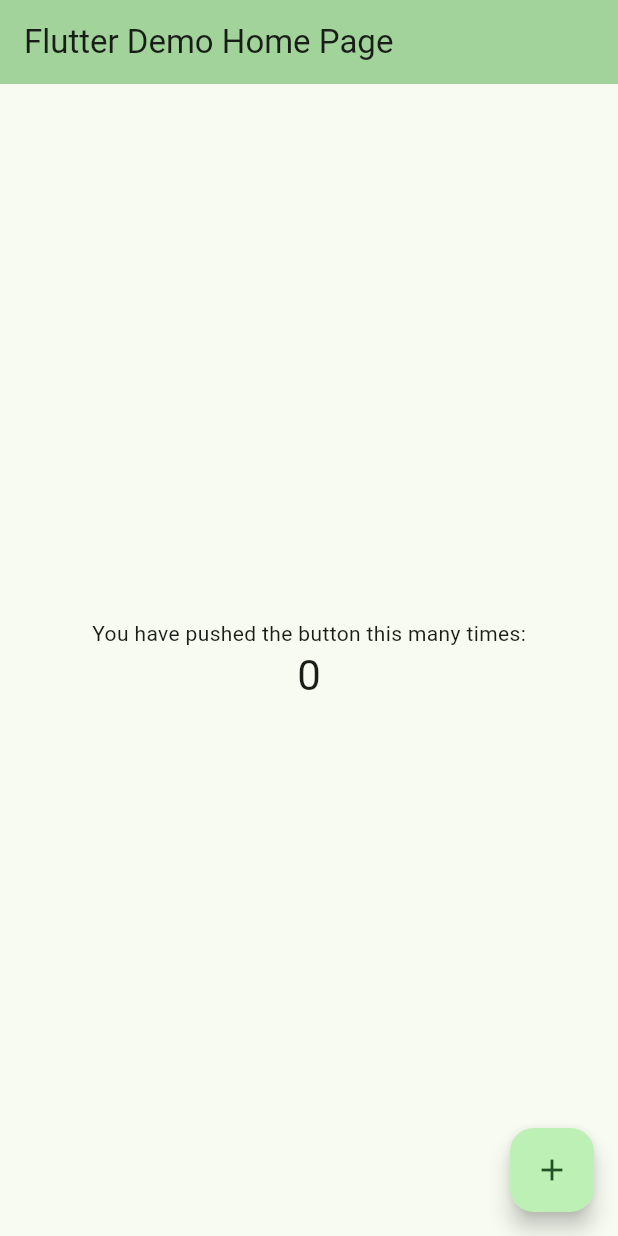
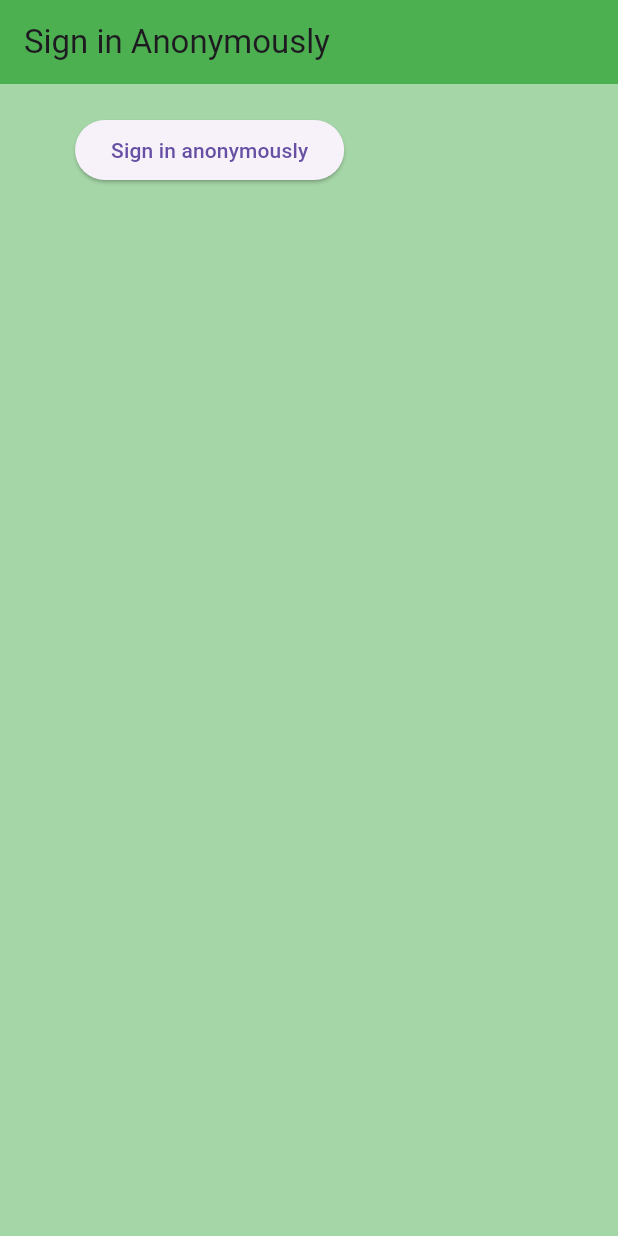
Before and after one commit to ThangWeiJie/MASSA-Mobile-App, a Flutter app: the screen it shows after launch, on a phone screen of 412 x 824 dp. Run offline on Flutter 3.47's test engine with Material 3 defaults, Android fonts, the light colour scheme and no system bars; our stand-ins replace firebase_auth, firebase_core; accounts and stored records are empty.

Commit message:
Experimental login code

```diff
--- a/lib/main.dart
+++ b/lib/main.dart
@@ -1,13 +1,12 @@
 import 'package:firebase_core/firebase_core.dart';
 import 'package:flutter/material.dart';
 import 'package:massa/firebase_options.dart';
+import 'package:massa/views/wrapper.dart';
 
 Future<void> main() async {
   WidgetsFlutterBinding.ensureInitialized();
 
-  await Firebase.initializeApp(
-        options: DefaultFirebaseOptions.currentPlatform,
-  );
+  await Firebase.initializeApp(options: DefaultFirebaseOptions.currentPlatform);
 
   runApp(const MyApp());
 }
@@ -15,116 +14,10 @@ Future<void> main() async {
 class MyApp extends StatelessWidget {
   const MyApp({super.key});
 
-  // This widget is the root of your application.
   @override
   Widget build(BuildContext context) {
     return MaterialApp(
-      title: 'Flutter Demo',
-      theme: ThemeData(
-        // This is the theme of your application.
-        //
-        // TRY THIS: Try running your application with "flutter run". You'll see
-        // the application has a purple toolbar. Then, without quitting the app,
-        // try changing the seedColor in the colorScheme below to Colors.green
-        // and then invoke "hot reload" (save your changes or press the "hot
-        // reload" button in a Flutter-supported IDE, or press "r" if you used
-        // the command line to start the app).
-        //
-        // Notice that the counter didn't reset back to zero; the application
-        // state is not lost during the reload. To reset the state, use hot
-        // restart instead.
-        //
-        // This works for code too, not just values: Most code changes can be
-        // tested with just a hot reload.
-        colorScheme: .fromSeed(seedColor: Colors.green),
-      ),
-      home: const MyHomePage(title: 'Flutter Demo Home Page'),
+      home: Wrapper(),
     );
   }
 }
-
-class MyHomePage extends StatefulWidget {
-  const MyHomePage({super.key, required this.title});
-
-  // This widget is the home page of your application. It is stateful, meaning
-  // that it has a State object (defined below) that contains fields that affect
-  // how it looks.
-
-  // This class is the configuration for the state. It holds the values (in this
-  // case the title) provided by the parent (in this case the App widget) and
-  // used by the build method of the State. Fields in a Widget subclass are
-  // always marked "final".
-
-  final String title;
-
-  @override
-  State<MyHomePage> createState() => _MyHomePageState();
-}
-
-class _MyHomePageState extends State<MyHomePage> {
-  int _counter = 0;
-
-  void _incrementCounter() {
-    setState(() {
-      // This call to setState tells the Flutter framework that something has
-      // changed in this State, which causes it to rerun the build method below
-      // so that the display can reflect the updated values. If we changed
-      // _counter without calling setState(), then the build method would not be
-      // called again, and so nothing would appear to happen.
-      _counter++;
-    });
-  }
-
-  @override
-  Widget build(BuildContext context) {
-    // This method is rerun every time setState is called, for instance as done
-    // by the _incrementCounter method above.
-    //
-    // The Flutter framework has been optimized to make rerunning build methods
-    // fast, so that you can just rebuild anything that needs updating rather
-    // than having to individually change instances of widgets.
-    return Scaffold(
-      appBar: AppBar(
-        // TRY THIS: Try changing the color here to a specific color (to
-        // Colors.amber, perhaps?) and trigger a hot reload to see the AppBar
-        // change color while the other colors stay the same.
-        backgroundColor: Theme.of(context).colorScheme.inversePrimary,
-        // Here we take the value from the MyHomePage object that was created by
-        // the App.build method, and use it to set our appbar title.
-        title: Text(widget.title),
-      ),
-      body: Center(
-        // Center is a layout widget. It takes a single child and positions it
-        // in the middle of the parent.
-        child: Column(
-          // Column is also a layout widget. It takes a list of children and
-          // arranges them vertically. By default, it sizes itself to fit its
-          // children horizontally, and tries to be as tall as its parent.
-          //
-          // Column has various properties to control how it sizes itself and
-          // how it positions its children. Here we use mainAxisAlignment to
-          // center the children vertically; the main axis here is the vertical
-          // axis because Columns are vertical (the cross axis would be
-          // horizontal).
-          //
-          // TRY THIS: Invoke "debug painting" (choose the "Toggle Debug Paint"
-          // action in the IDE, or press "p" in the console), to see the
-          // wireframe for each widget.
-          mainAxisAlignment: .center,
-          children: [
-            const Text('You have pushed the button this many times:'),
-            Text(
-              '$_counter',
-              style: Theme.of(context).textTheme.headlineMedium,
-            ),
-          ],
-        ),
-      ),
-      floatingActionButton: FloatingActionButton(
-        onPressed: _incrementCounter,
-        tooltip: 'Increment',
-        child: const Icon(Icons.add),
-      ),
-    );
-  }
-}
--- /dev/null
+++ b/lib/models/user.dart
@@ -0,0 +1,7 @@
+class UserModel {
+  final String uuid;
+  final String email;
+  final String phone;
+
+  UserModel({required this.uuid, required this.email, required this.phone});
+}
--- /dev/null
+++ b/lib/views/authenticate/authenticate.dart
@@ -0,0 +1,18 @@
+import 'package:flutter/material.dart';
+import 'package:massa/views/authenticate/sign_in.dart';
+
+class Authenticate extends StatefulWidget {
+  const Authenticate({super.key});
+
+  @override
+  State<Authenticate> createState() => _AuthenticateState();
+}
+
+class _AuthenticateState extends State<Authenticate> {
+  @override
+  Widget build(BuildContext context) {
+    return Container(
+      child: SignIn(),
+    );
+  }
+}
--- /dev/null
+++ b/lib/views/authenticate/sign_in.dart
@@ -0,0 +1,40 @@
+import 'package:flutter/material.dart';
+import 'package:massa/service/auth_service.dart';
+
+
+class SignIn extends StatefulWidget {
+  const SignIn({super.key});
+
+  @override
+  State<SignIn> createState() => _SignInState();
+}
+
+class _SignInState extends State<SignIn> {
+  final AuthService _authService = AuthService();
+
+  @override
+  Widget build(BuildContext context) {
+    return Scaffold(
+      backgroundColor: Colors.green[200],
+      appBar: AppBar(
+        backgroundColor: Colors.green,
+        title: Text('Sign in Anonymously'),
+      ),
+      body: Container(
+        padding: EdgeInsets.symmetric(horizontal: 50.0, vertical: 20.0),
+        child: ElevatedButton(
+            onPressed: () async {
+              var result = await _authService.signIn();
+
+              if (result == null) {
+                print('Error signing in');
+              } else {
+                print('Signed in');
+                print(result);
+              }
+            },
+            child: Text("Sign in anonymously")),
+      ),
+    );
+  }
+}
--- /dev/null
+++ b/lib/views/wrapper.dart
@@ -0,0 +1,13 @@
+import 'package:flutter/material.dart';
+import 'package:massa/views/authenticate/authenticate.dart';
+import 'package:massa/views/home/home.dart';
+
+class Wrapper extends StatelessWidget {
+  const Wrapper({super.key});
+
+  // Either show Authenticate or Home
+  @override
+  Widget build(BuildContext context) {
+    return Authenticate();
+  }
+}
--- a/pubspec.yaml
+++ b/pubspec.yaml
@@ -35,6 +35,7 @@ dependencies:
   # Use with the CupertinoIcons class for iOS style icons.
   cupertino_icons: ^1.0.8
   firebase_core: ^4.7.0
+  firebase_auth: ^6.4.0
 
 dev_dependencies:
   flutter_test:
```
Also changed, not shown: lib/service/auth_service.dart (added, +36 -0 lines), lib/views/home/home.dart (added, +12 -0 lines), pubspec.lock, 3 other files.
